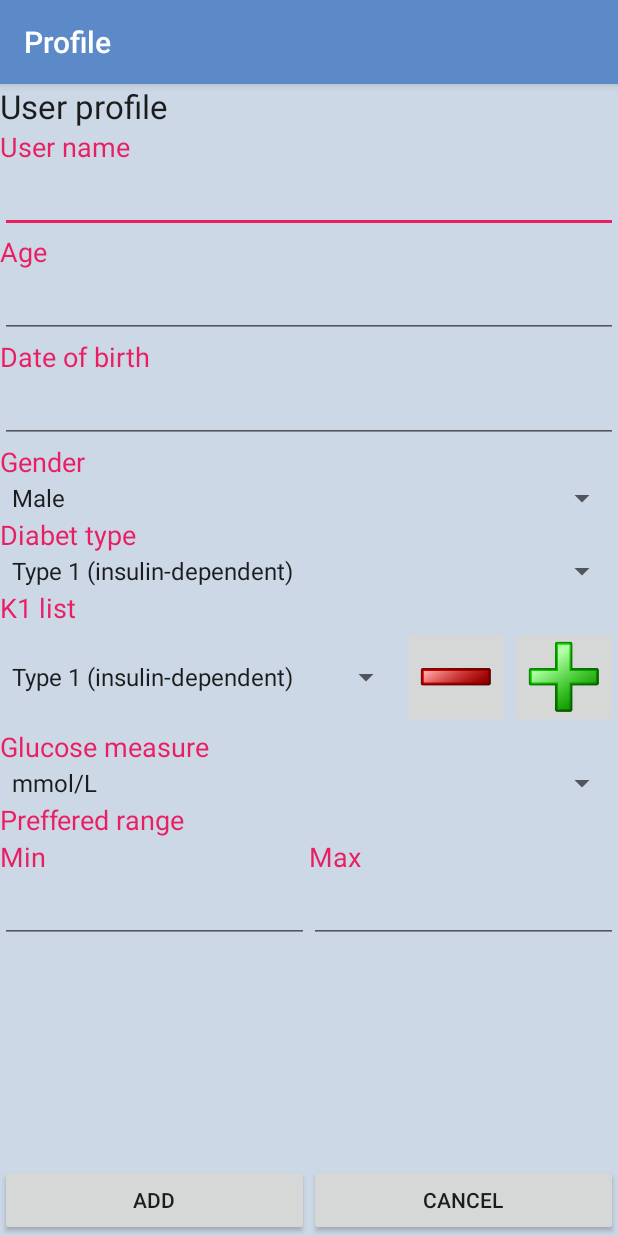
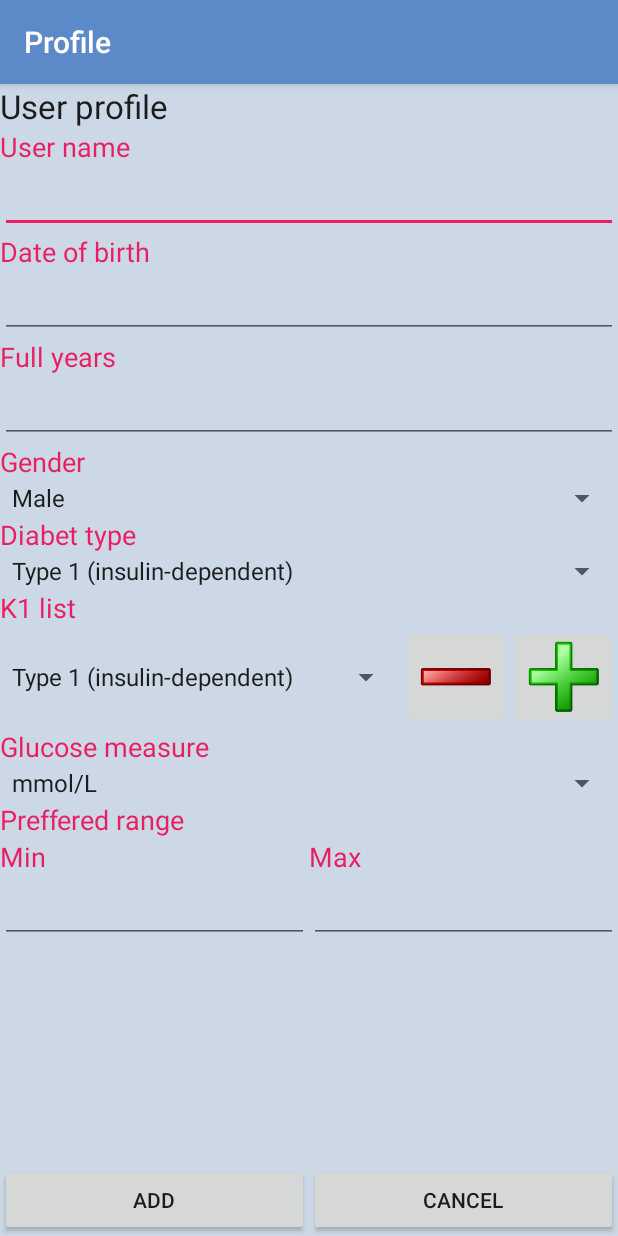
Before and after one commit to dmvstar/diadiary, an Android app: the UserProfileActivity screen opened directly, with no data from a screen before it, on a phone screen of 412 x 824 dp. Run offline under Robolectric (Android 15) with nearby library versions, the phone set to English and light mode, and no system bars; libraries missing offline, so code that uses them is left out: com.activeandroid, com.activeandroid.query; 1 statement that could not run was skipped.

Commit message:
update user profile activity? refactoring code

```diff
--- a/app/src/main/java/sf/net/dvstar/diadiary/activity/UserProfileActivity.java
+++ b/app/src/main/java/sf/net/dvstar/diadiary/activity/UserProfileActivity.java
@@ -10,6 +10,7 @@ import android.view.View;
 import android.view.WindowManager;
 import android.widget.Button;
 import android.widget.EditText;
+import android.widget.Spinner;
 import android.widget.Toast;
 
 import com.activeandroid.query.Select;
@@ -28,16 +29,32 @@ public class UserProfileActivity extends AppCompatActivity implements ActivitySa
     private UserProfile mUserProfile;
     private EditText mEtUserName;
     private EditText mEtUserAge;
+    private EditText mEtUserDateOfBirth;
+    private EditText mEtUserGlucoseRangeMin;
+    private EditText mEtUserGlucoseRangeMax;
+
+    private Spinner mSpUserProfileGender;
+    private Spinner mSpUserProfileDiabType;
+    private Spinner mSpUserProfileK1;
+    private Spinner mSpUserGlucoseMeasure;
 
     @Override
     protected void onCreate(Bundle savedInstanceState) {
         super.onCreate(savedInstanceState);
         setContentView(R.layout.activity_user_profile);
         mContext = this;
+        mBtAdd = (Button) findViewById(R.id.bt_confirm);
 
-        mBtAdd = (Button) findViewById(R.id.bt_confirm);
         mEtUserName = (EditText)findViewById(R.id.et_user_profile_name);
         mEtUserAge = (EditText) findViewById(R.id.et_user_profile_age);
+        mEtUserDateOfBirth = (EditText) findViewById(R.id.et_user_profile_date_of_birth);
+        mEtUserGlucoseRangeMin = (EditText) findViewById(R.id.et_user_glucose_range_min);
+        mEtUserGlucoseRangeMax = (EditText) findViewById(R.id.et_user_glucose_range_max);
+
+        mSpUserGlucoseMeasure = (Spinner) findViewById(R.id.sp_user_glucose_measure);
+        mSpUserProfileGender   = (Spinner) findViewById(R.id.sp_user_profile_gender);
+        mSpUserProfileDiabType   = (Spinner) findViewById(R.id.sp_user_profile_diab_type);
+        mSpUserProfileK1   = (Spinner) findViewById(R.id.sp_user_profile_k1);
 
         fillFieldData();
         getWindow().setSoftInputMode(WindowManager.LayoutParams.SOFT_INPUT_STATE_HIDDEN);
@@ -57,7 +74,13 @@ public class UserProfileActivity extends AppCompatActivity implements ActivitySa
     }
 
     @Override
-    public void dialogActionYes(int aFrom){
+    public void dialogActionYes(int aFrom, String value){
+
+        UIUtilities.showInputDialog(1, this
+                , getResources().getString(R.string.dialog_add_k1_title)
+                , this
+        );
+
         AlertDialog.Builder alert = new AlertDialog.Builder(this);
         alert.setTitle("Text");
         alert.setMessage("Enter Text :");
@@ -120,6 +143,9 @@ public class UserProfileActivity extends AppCompatActivity implements ActivitySa
             mBtAdd.setText( getResources().getString(R.string.button_insulin_update) );
             mEtUserName.setText(mUserProfile.name);
             mEtUserAge.setText(mUserProfile.age);
+            //mEtUserDateOfBirth.setText(""+mUserProfile.birth);
+            mEtUserGlucoseRangeMin.setText(""+mUserProfile.prefRangeMix);
+            mEtUserGlucoseRangeMax.setText(""+mUserProfile.prefRangeMax);
         }
     }
 
@@ -135,6 +161,9 @@ public class UserProfileActivity extends AppCompatActivity implements ActivitySa
         mUserProfile.name = name;
         mUserProfile.age = age;
 
+        mUserProfile.prefRangeMix = Float.parseFloat(mEtUserGlucoseRangeMin.getText().toString());
+        mUserProfile.prefRangeMax = Float.parseFloat(mEtUserGlucoseRangeMax.getText().toString());
+
         if (name.length()>0) {
             mUserProfile.save();
         }
--- a/app/src/main/java/sf/net/dvstar/diadiary/utilitis/UIInterfaceYesNo.java
+++ b/app/src/main/java/sf/net/dvstar/diadiary/utilitis/UIInterfaceYesNo.java
@@ -4,7 +4,7 @@ package sf.net.dvstar.diadiary.utilitis;
 public interface UIInterfaceYesNo {
 
 
-    public void dialogActionYes(int aFrom);
+    public void dialogActionYes(int aFrom, String value);
     public void dialogActionNo(int aFrom);
 
 }
--- a/app/src/main/res/layout/activity_user_profile.xml
+++ b/app/src/main/res/layout/activity_user_profile.xml
@@ -47,6 +47,21 @@
                 android:layout_height="wrap_content" />
 
             <TextView
+                android:id="@+id/textView39"
+                android:layout_width="match_parent"
+                android:layout_height="wrap_content"
+                android:layout_gravity="center_horizontal"
+                android:text="@string/user_profile_date_of_birth"
+                android:textAppearance="?android:attr/textAppearanceMedium"
+                android:textColor="@color/accent" />
+
+            <EditText
+                android:id="@+id/et_user_profile_date_of_birth"
+                android:layout_width="match_parent"
+                android:layout_height="wrap_content"
+                android:inputType="date" />
+
+            <TextView
                 android:id="@+id/textView29"
                 android:layout_width="match_parent"
                 android:layout_height="wrap_content"
@@ -61,21 +76,6 @@
                 android:layout_height="wrap_content"
                 android:inputType="number" />
 
-            <TextView
-                android:id="@+id/textView39"
-                android:layout_width="match_parent"
-                android:layout_height="wrap_content"
-                android:layout_gravity="center_horizontal"
-                android:text="@string/user_profile_date_of_birth"
-                android:textAppearance="?android:attr/textAppearanceMedium"
-                android:textColor="@color/accent" />
-
-            <EditText
-                android:id="@+id/et_user_profile_date_of_birth"
-                android:layout_width="match_parent"
-                android:layout_height="wrap_content"
-                android:inputType="date" />
-
 
 
             <TextView
@@ -88,7 +88,7 @@
                 android:textColor="@color/accent" />
 
             <Spinner
-                android:id="@+id/sp_user_profile_sex"
+                android:id="@+id/sp_user_profile_gender"
                 android:layout_width="match_parent"
                 android:layout_height="wrap_content"
                 android:layout_gravity="center_horizontal"
@@ -224,14 +224,14 @@
                 android:layout_height="wrap_content">
 
                 <EditText
-                    android:id="@+id/et_glucose_range_min"
+                    android:id="@+id/et_user_glucose_range_min"
                     android:layout_width="match_parent"
                     android:layout_height="wrap_content"
                     android:inputType="number|numberDecimal"
                     android:layout_weight="1" />
 
                 <EditText
-                    android:id="@+id/et_glucose_range_max"
+                    android:id="@+id/et_user_glucose_range_max"
                     android:layout_width="match_parent"
                     android:layout_height="wrap_content"
                     android:inputType="number|numberDecimal"
--- a/app/src/main/res/values/strings.xml
+++ b/app/src/main/res/values/strings.xml
@@ -102,7 +102,7 @@
     <string name="activity_settings_title">Settings</string>
     <string name="user_profile_label">User profile</string>
     <string name="user_profile_name">User name</string>
-    <string name="user_profile_age">Age</string>
+    <string name="user_profile_age">Full years</string>
     <string name="user_profile_sex">Gender</string>
     <string name="user_profile_diab_type">Diabet type</string>
     <string name="user_profile_glucose_measure">Glucose measure</string>
```
Also changed, not shown: app/src/main/java/sf/net/dvstar/diadiary/database/UserProfile.java (+8 -8 lines), app/src/main/java/sf/net/dvstar/diadiary/utilitis/UIUtilities.java (+42 -1 lines), 1 other file.
